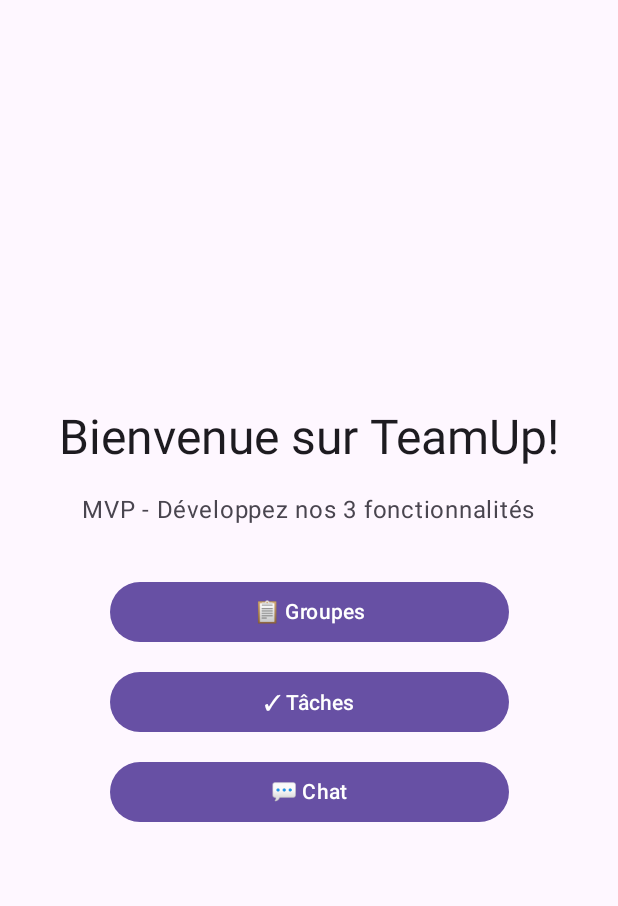
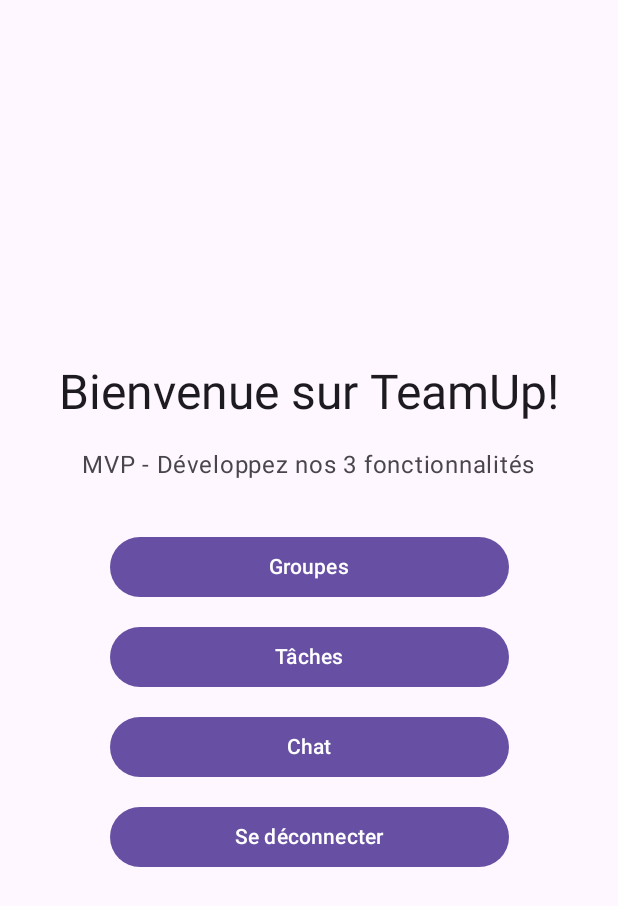
Before and after one commit to PumpeDie/teamup, an Android app built with Jetpack Compose: the MainScreen screen opened through its navigation route, on a phone screen of 412 x 824 dp. Shown: the top 906 px of the screen. Run offline under Robolectric (Android 15) with nearby library versions, the phone set to English and light mode, and no system bars; our stand-ins replace Firebase (no records; nobody signed in at launch, a user with empty details on screens opened directly).

Commit message:
add deconnexion button in the home page

```diff
--- a/app/src/main/java/com/teamup/app/ui/screens/home/HomeScreen.kt
+++ b/app/src/main/java/com/teamup/app/ui/screens/home/HomeScreen.kt
@@ -16,6 +16,7 @@ import androidx.compose.ui.Alignment
 import androidx.compose.ui.Modifier
 import androidx.compose.ui.unit.dp
 import androidx.navigation.NavController
+import com.google.firebase.auth.FirebaseAuth
 
 
 /**
@@ -54,7 +55,7 @@ fun MainScreen(navController: NavController) {
                 onClick = { /* TODO: Navigation vers Groupes */ },
                 modifier = Modifier.fillMaxWidth(0.7f)
             ) {
-                Text("📋 Groupes")
+                Text("Groupes")
             }
 
             Spacer(modifier = Modifier.height(12.dp))
@@ -63,7 +64,7 @@ fun MainScreen(navController: NavController) {
                 onClick = { navController.navigate("tasks") },
                 modifier = Modifier.fillMaxWidth(0.7f)
             ) {
-                Text("✓ Tâches")
+                Text("Tâches")
             }
 
             Spacer(modifier = Modifier.height(12.dp))
@@ -72,7 +73,21 @@ fun MainScreen(navController: NavController) {
                 onClick = { navController.navigate("chatList") },
                 modifier = Modifier.fillMaxWidth(0.7f)
             ) {
-                Text("💬 Chat")
+                Text("Chat")
+            }
+
+            Spacer(modifier = Modifier.height(12.dp))
+
+            Button(
+                onClick = {
+                    FirebaseAuth.getInstance().signOut()
+                    navController.navigate("login") {
+                        popUpTo("home") { inclusive = true } // évite de revenir en arrière
+                    }
+                },
+                modifier = Modifier.fillMaxWidth(0.7f)
+            ) {
+                Text("Se déconnecter")
             }
         }
     }
```
